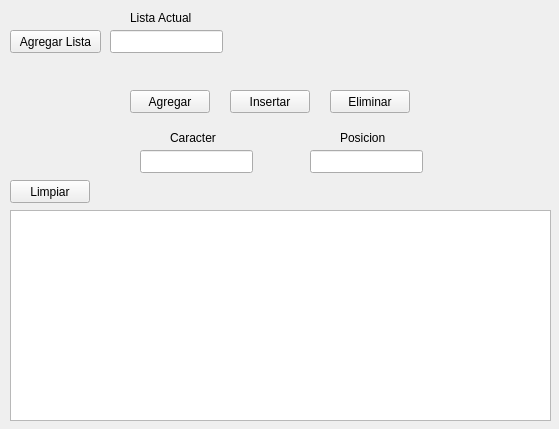
First picture: the form in Tarea5/widget.ui, repository lisaula/Tareas_1er_ED, before the edit.
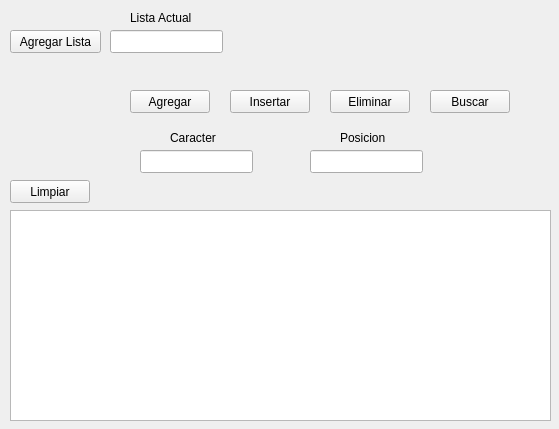
Second picture: the form after the edit.

Commit message: Funciones buscar

```diff
--- a/Tarea5/widget.ui
+++ b/Tarea5/widget.ui
@@ -157,6 +157,19 @@
     <string>Lista Actual</string>
    </property>
   </widget>
+  <widget class="QPushButton" name="Buscar">
+   <property name="geometry">
+    <rect>
+     <x>430</x>
+     <y>90</y>
+     <width>80</width>
+     <height>23</height>
+    </rect>
+   </property>
+   <property name="text">
+    <string>Buscar</string>
+   </property>
+  </widget>
  </widget>
  <layoutdefault spacing="6" margin="11"/>
  <resources/>
```
The commit also changes 20 other files.
